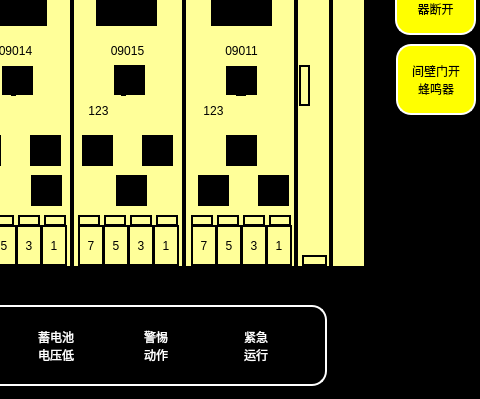
Above: vehiclerunstatepage.ui from mayue-crrc/ShenyangMetro9DB before the change; both pictures show x 544 to 1024 and y 205 to 604 of the 1024 by 604 pixel window. Below: the same form after it.
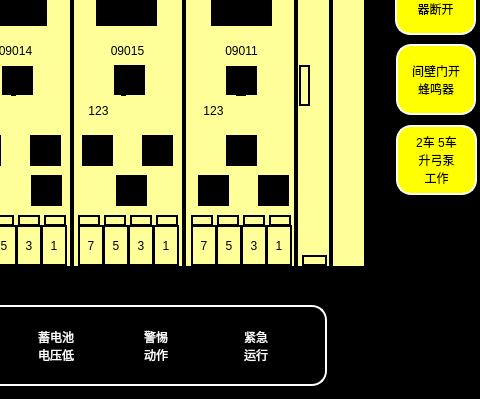
That is the form after the change. Icons and pictures are not drawn.

Diff of the .ui file:
```diff
--- a/vehiclerunstatepage.ui
+++ b/vehiclerunstatepage.ui
@@ -4272,6 +4272,31 @@
     <set>Qt::AlignCenter</set>
    </property>
   </widget>
+  <widget class="QLabel" name="LBLPanPump">
+   <property name="geometry">
+    <rect>
+     <x>940</x>
+     <y>330</y>
+     <width>81</width>
+     <height>70</height>
+    </rect>
+   </property>
+   <property name="styleSheet">
+    <string notr="true">font: 18px  &quot;微软雅黑&quot;;
+color: black;
+border:2px solid white;
+background-color: yellow;
+border-radius: 15px;</string>
+   </property>
+   <property name="text">
+    <string>2车 5车
+升弓泵
+工作</string>
+   </property>
+   <property name="alignment">
+    <set>Qt::AlignCenter</set>
+   </property>
+  </widget>
  </widget>
  <resources/>
  <connections/>
```
